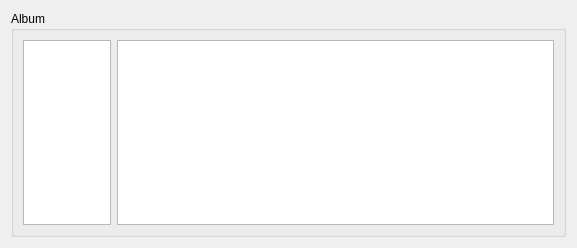
Old version of the form templateCover.ui in the repository Ilya87/cover-fetcher.
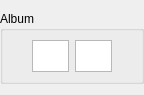
New version of the form.

Commit message: Work in Progress: Apply cover to library

Patch:
```diff
--- a/templateCover.ui
+++ b/templateCover.ui
@@ -6,25 +6,59 @@
    <rect>
     <x>0</x>
     <y>0</y>
-    <width>577</width>
-    <height>248</height>
+    <width>144</width>
+    <height>88</height>
    </rect>
   </property>
+  <property name="sizePolicy">
+   <sizepolicy hsizetype="Expanding" vsizetype="Preferred">
+    <horstretch>0</horstretch>
+    <verstretch>0</verstretch>
+   </sizepolicy>
+  </property>
   <property name="windowTitle">
    <string>Form</string>
   </property>
   <layout class="QHBoxLayout" name="horizontalLayout">
+   <property name="spacing">
+    <number>0</number>
+   </property>
+   <property name="leftMargin">
+    <number>0</number>
+   </property>
+   <property name="rightMargin">
+    <number>0</number>
+   </property>
    <item>
     <widget class="QGroupBox" name="existingCoverGroupBox">
      <property name="title">
-      <string>Album</string>
+      <string notr="true">Album</string>
+     </property>
+     <property name="flat">
+      <bool>true</bool>
      </property>
      <layout class="QHBoxLayout" name="horizontalLayout_2">
+      <item>
+       <spacer name="leftSpacer">
+        <property name="orientation">
+         <enum>Qt::Horizontal</enum>
+        </property>
+        <property name="sizeType">
+         <enum>QSizePolicy::Minimum</enum>
+        </property>
+        <property name="sizeHint" stdset="0">
+         <size>
+          <width>20</width>
+          <height>20</height>
+         </size>
+        </property>
+       </spacer>
+      </item>
       <item>
        <widget class="QListWidget" name="currentCover">
         <property name="sizePolicy">
          <sizepolicy hsizetype="Expanding" vsizetype="Expanding">
-          <horstretch>1</horstretch>
+          <horstretch>0</horstretch>
           <verstretch>0</verstretch>
          </sizepolicy>
         </property>
@@ -73,7 +107,7 @@
        <widget class="QListWidget" name="remoteCovers">
         <property name="sizePolicy">
          <sizepolicy hsizetype="Expanding" vsizetype="Expanding">
-          <horstretch>5</horstretch>
+          <horstretch>0</horstretch>
           <verstretch>0</verstretch>
          </sizepolicy>
         </property>
@@ -92,6 +126,15 @@
         <property name="focusPolicy">
          <enum>Qt::ClickFocus</enum>
         </property>
+        <property name="verticalScrollBarPolicy">
+         <enum>Qt::ScrollBarAlwaysOff</enum>
+        </property>
+        <property name="horizontalScrollBarPolicy">
+         <enum>Qt::ScrollBarAlwaysOff</enum>
+        </property>
+        <property name="sizeAdjustPolicy">
+         <enum>QAbstractScrollArea::AdjustToContents</enum>
+        </property>
         <property name="editTriggers">
          <set>QAbstractItemView::NoEditTriggers</set>
         </property>
@@ -109,6 +152,22 @@
         </property>
        </widget>
       </item>
+      <item>
+       <spacer name="rightSpacer">
+        <property name="orientation">
+         <enum>Qt::Horizontal</enum>
+        </property>
+        <property name="sizeType">
+         <enum>QSizePolicy::Minimum</enum>
+        </property>
+        <property name="sizeHint" stdset="0">
+         <size>
+          <width>20</width>
+          <height>20</height>
+         </size>
+        </property>
+       </spacer>
+      </item>
      </layout>
     </widget>
    </item>
```
Left out of the diff: 9 changed lines with no effect on the pictures. The commit also changes 14 other files.
